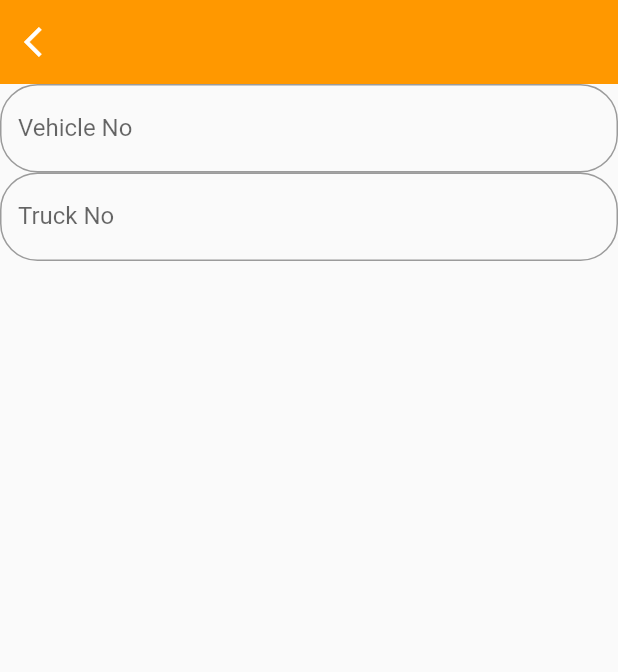
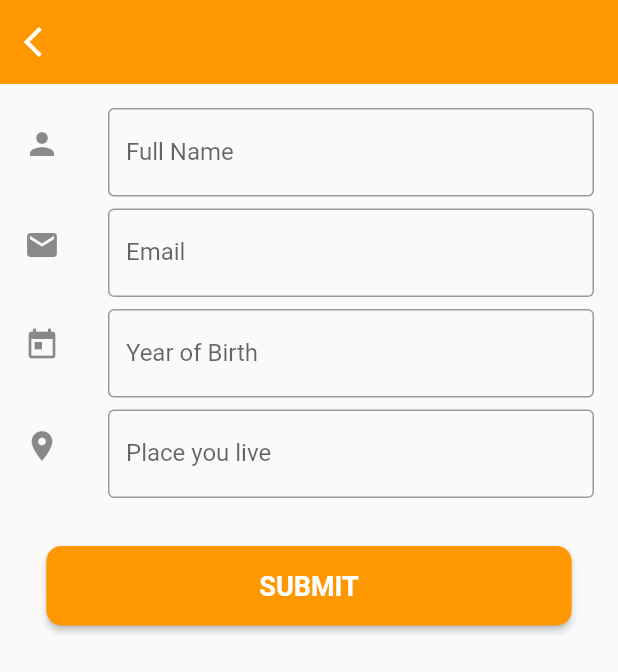
Before and after one commit to harshraj32/ship-tracking, a Flutter app: the RegistrationScreen screen opened by its route, on a phone screen of 412 x 824 dp. Shown: the top 672 px of the screen. Run offline on Flutter 3.47's test engine with Material 2 defaults, Android fonts, the phone set to English and light mode, and no system bars; our stand-ins replace cloud_firestore, firebase_auth, flutter_svg, fluttertoast; accounts and stored records are empty; network calls fail.

Commit message:
add registration form after otp login

```diff
--- a/truck/lib/main.dart
+++ b/truck/lib/main.dart
@@ -1,6 +1,7 @@
 import 'package:firebase_auth/firebase_auth.dart';
 import 'package:flutter/material.dart';
 import 'package:truck/screens/homeScreen.dart';
+import 'package:truck/screens/profile_screen.dart';
 import 'package:truck/screens/registration_screen.dart';
 import 'package:truck/services/auth_services.dart';
 import './screens/loginScreen.dart';
@@ -60,6 +61,7 @@ class MyApp extends StatelessWidget with WidgetsBindingObserver {
       routes: {
         HomeScreen.routeName: (ctx) => HomeScreen(),
         RegistrationScreen.routeName: (ctx) => RegistrationScreen(),
+        ProfileScreen.routeName: (ctx) => ProfileScreen(),
       },
     );
   }
--- a/truck/lib/screens/registration_screen.dart
+++ b/truck/lib/screens/registration_screen.dart
@@ -1,4 +1,7 @@
+import 'package:cloud_firestore/cloud_firestore.dart';
+import 'package:firebase_auth/firebase_auth.dart';
 import 'package:flutter/material.dart';
+import 'package:flutter/services.dart';
 
 class RegistrationScreen extends StatefulWidget {
   static const routeName = "/registrationScreen";
@@ -8,6 +11,54 @@ class RegistrationScreen extends StatefulWidget {
 
 class _RegistrationScreenState extends State<RegistrationScreen> {
   final _formKey = GlobalKey<FormState>();
+  var _fullName = '';
+  var _email = '';
+  var _yob = '';
+  var _pyl = '';
+  var _phone;
+  var uid;
+
+  @override
+  void initState() {
+    this.uid = '';
+    this._phone = '';
+    FirebaseAuth.instance.currentUser().then((value) {
+      setState(() {
+        this.uid = value.uid;
+        this._phone = value.phoneNumber;
+        print("UID: " + uid);
+        print("Phone:" +_phone);
+      });
+    }).catchError((e) {
+      print(e);
+    });
+    super.initState();
+  }
+
+  Future<void> _trySubmit() async {
+    FocusScope.of(context).unfocus();
+    final _isValid = _formKey.currentState.validate();
+    var _date = DateTime.now();
+
+    if (_isValid) {
+      _formKey.currentState.save();
+      print(_fullName.trim());
+      print(_email.trim());
+      print(_yob);
+      print(_pyl);
+      await Firestore.instance.collection('/users/${uid}/profile').add({
+        'Full Name': _fullName,
+        'Email': _email,
+        'Phone': _phone,
+        'YOB': _yob,
+        'date': _date,
+        // 'PYL': _pyl,
+      }).then((value) {
+        // showSnackBar();
+        Navigator.of(context).pushReplacementNamed('/homeScreen');
+      });
+    }
+  }
 
   @override
   Widget build(BuildContext context) {
@@ -28,71 +79,130 @@ class _RegistrationScreenState extends State<RegistrationScreen> {
         child: Form(
           key: _formKey,
           child: Column(children: <Widget>[
-            TextFormField(
-              key: ValueKey('VehicleNo'),
+            const SizedBox(
+              height: 12,
+            ),
+            new ListTile(
+              leading: Icon(Icons.person),
+              title: new TextFormField(
+                key: ValueKey('FullName'),
                 decoration: InputDecoration(
-                labelText: "Vehicle No",
+                  labelText: "Full Name",
                   fillColor: Colors.white,
                   border: new OutlineInputBorder(
-                  borderRadius: new BorderRadius.circular(25.0),
+                    // borderRadius: new BorderRadius.circular(25.0),
                     borderSide: new BorderSide(),
                   ),
                 ),
-              onSaved: (value) {},
+                onSaved: (value) {
+                  _fullName = value;
+                },
                 validator: (value) {
                   if (value.isEmpty) {
-                  return "Vehicle number cann\'t be empty";
+                    return "full name cann\'t be empty";
                   }
                   return null;
                 },
               ),
-            TextFormField(
-              key: ValueKey('TruckNo'),
+            ),
+            new ListTile(
+              leading: Icon(Icons.email),
+              title: new TextFormField(
+                key: ValueKey('EmailId'),
                 decoration: InputDecoration(
-                labelText: "Truck No",
+                  labelText: "Email",
                   fillColor: Colors.white,
                   border: new OutlineInputBorder(
-                  borderRadius: new BorderRadius.circular(25.0),
+                    // borderRadius: new BorderRadius.circular(25.0),
                     borderSide: new BorderSide(),
                   ),
                 ),
                 onSaved: (value) {
-                // _truckNo = value;
+                  _email = value;
                 },
                 validator: (value) {
                   if (value.isEmpty) {
-                  return "Truck Number cann\'t be empty";
+                    return "email address cann\'t be empty";
+                  }
+                  if(!value.contains('@'))
+                    return "enter valid Email address";
+                  return null;
+                },
+              ),
+            ),
+            new ListTile(
+              leading: Icon(Icons.today),
+              title: new TextFormField(
+                key: ValueKey('YoB'),
+                keyboardType: TextInputType.number,
+                decoration: InputDecoration(
+                  labelText: "Year of Birth",
+                  fillColor: Colors.white,
+                  border: new OutlineInputBorder(
+                    // borderRadius: new BorderRadius.circular(25.0),
+                    borderSide: new BorderSide(),
+                  ),
+                ),
+                onSaved: (value) {
+                  _yob = value;
+                },
+                validator: (value) {
+                  if (value.isEmpty) {
+                    return "Year of Birth cann\'t be empty";
                   }
                   return null;
                 },
               ),
-            SizedBox(
+            ),
+            new ListTile(
+              leading: Icon(Icons.place),
+              title: new TextFormField(
+                key: ValueKey('Place'),
+                decoration: InputDecoration(
+                  labelText: "Place you live",
+                  fillColor: Colors.white,
+                  border: new OutlineInputBorder(
+                    borderSide: new BorderSide(),
+                  ),
+                ),
+                onSaved: (value) {
+                  _pyl = value;
+                },
+                validator: (value) {
+                  if (value.isEmpty) {
+                    return "Place you live cann\'t be empty";
+                  }
+                  return null;
+                },
+              ),
+            ),
+            const SizedBox(
               height: 12,
             ),
-            // Container(
-            //   padding: EdgeInsets.all(16),
-            //   child: Center(
-            //     child: SizedBox(
-            //       width: MediaQuery.of(context).size.width * 0.85,
-            //       child: RaisedButton(
-            //         color: Theme.of(context).primaryColor,
-            //         shape: RoundedRectangleBorder(
-            //             borderRadius: BorderRadius.circular(10.0)),
-            //         child: Text(
-            //           "SUBMIT",
-            //           style: TextStyle(
-            //               color: Colors.white,
-            //               fontSize: 18.0,
-            //               fontWeight: FontWeight.bold),
-            //         ),
-            //         onPressed: () {
-            //           // _trySubmit();
-            //         },
-            //         padding: EdgeInsets.all(16.0),
-            //       ),
-            //     ),
-            //   ),
-            // ),
+            Container(
+              padding: EdgeInsets.all(16),
+              child: Center(
+                child: SizedBox(
+                  width: MediaQuery.of(context).size.width * 0.85,
+                  child: RaisedButton(
+                    color: Theme.of(context).primaryColor,
+                    shape: RoundedRectangleBorder(
+                        borderRadius: BorderRadius.circular(10.0)),
+                    child: Text(
+                      "SUBMIT",
+                      style: TextStyle(
+                          color: Colors.white,
+                          fontSize: 18.0,
+                          fontWeight: FontWeight.bold),
+                    ),
+                    onPressed: () {
+                      _trySubmit();
+                    },
+                    padding: EdgeInsets.all(16.0),
+                  ),
+                ),
+              ),
+            ),
           ]),
         ),
       ),
```
Also changed, not shown: truck/lib/screens/homeScreen.dart (+41 -18 lines), truck/lib/screens/otpScreen.dart (+4 -3 lines), truck/lib/screens/profile_screen.dart (added, +20 -0 lines). Lines whose indentation alone changed are shown as unchanged.
